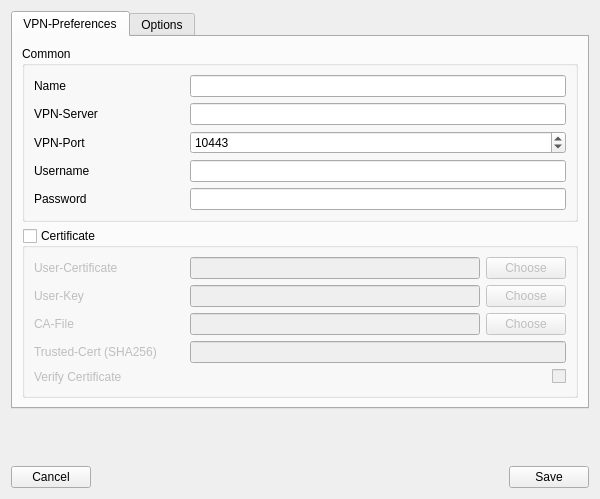
Before: the Qt Designer form vpnprofileeditor.ui in theinvisible/openfortigui, drawn with Qt 5.
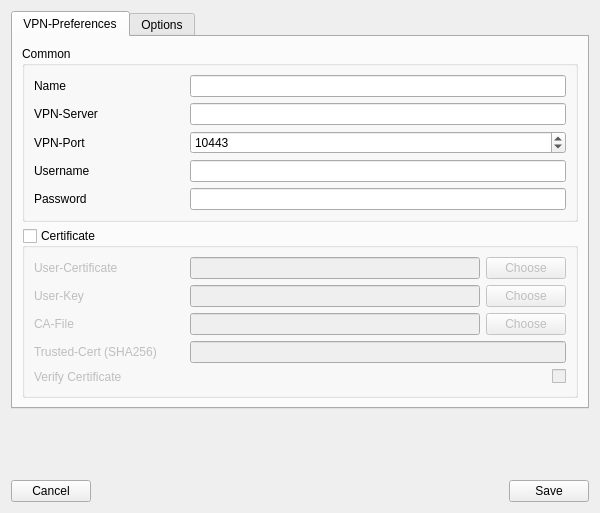
After: the same form once the commit is applied.

Commit message: Layout update for nicer look on KDE

Diff of the .ui file:
```diff
--- a/vpnprofileeditor.ui
+++ b/vpnprofileeditor.ui
@@ -7,7 +7,7 @@
     <x>0</x>
     <y>0</y>
     <width>600</width>
-    <height>499</height>
+    <height>513</height>
    </rect>
   </property>
   <property name="windowTitle">
@@ -48,6 +48,12 @@
           </item>
           <item row="1" column="0">
            <widget class="QLabel" name="label_2">
+            <property name="minimumSize">
+             <size>
+              <width>150</width>
+              <height>0</height>
+             </size>
+            </property>
             <property name="text">
              <string>VPN-Server</string>
             </property>
@@ -58,6 +64,12 @@
           </item>
           <item row="3" column="0">
            <widget class="QLabel" name="label_3">
+            <property name="minimumSize">
+             <size>
+              <width>150</width>
+              <height>0</height>
+             </size>
+            </property>
             <property name="text">
              <string>Username</string>
             </property>
@@ -65,6 +77,12 @@
           </item>
           <item row="4" column="0">
            <widget class="QLabel" name="label_4">
+            <property name="minimumSize">
+             <size>
+              <width>150</width>
+              <height>0</height>
+             </size>
+            </property>
             <property name="text">
              <string>Password</string>
             </property>
@@ -72,6 +90,12 @@
           </item>
           <item row="2" column="0">
            <widget class="QLabel" name="label_5">
+            <property name="minimumSize">
+             <size>
+              <width>150</width>
+              <height>0</height>
+             </size>
+            </property>
             <property name="text">
              <string>VPN-Port</string>
             </property>
@@ -133,6 +157,12 @@
           </item>
           <item row="1" column="0">
            <widget class="QLabel" name="label_7">
+            <property name="minimumSize">
+             <size>
+              <width>150</width>
+              <height>0</height>
+             </size>
+            </property>
             <property name="text">
              <string>User-Key</string>
             </property>
@@ -140,6 +170,12 @@
           </item>
           <item row="2" column="0">
            <widget class="QLabel" name="label_8">
+            <property name="minimumSize">
+             <size>
+              <width>150</width>
+              <height>0</height>
+             </size>
+            </property>
             <property name="text">
              <string>CA-File</string>
             </property>
@@ -147,6 +183,12 @@
           </item>
           <item row="4" column="0">
            <widget class="QLabel" name="label_9">
+            <property name="minimumSize">
+             <size>
+              <width>150</width>
+              <height>0</height>
+             </size>
+            </property>
             <property name="text">
              <string>Verify Certificate</string>
             </property>
@@ -206,6 +248,18 @@
           </item>
           <item row="3" column="0">
            <widget class="QLabel" name="label_15">
+            <property name="minimumSize">
+             <size>
+              <width>150</width>
+              <height>0</height>
+             </size>
+            </property>
+            <property name="maximumSize">
+             <size>
+              <width>150</width>
+              <height>16777215</height>
+             </size>
+            </property>
             <property name="text">
              <string>Trusted-Cert (SHA256)</string>
             </property>
```
Left out of the diff: 24 changed lines with no effect on the pictures. The commit also changes 3 other files.
